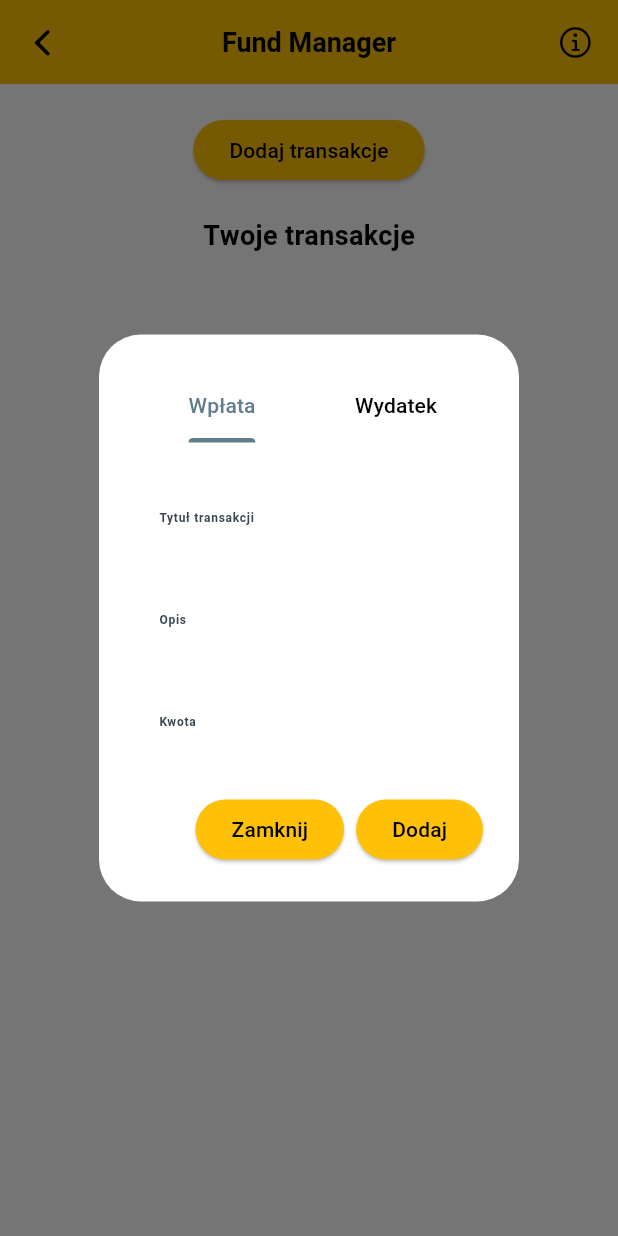
After one commit to Gugson-dev/fund_manager, a Flutter app: the Home screen opened directly, after a tap on "Historia", after a tap on "Dodaj transakcje", on a phone screen of 412 x 824 dp. The commit adds this screen. Run offline on Flutter 3.47's test engine with Material 3 defaults, Android fonts, the phone set to English and light mode, and no system bars; our stand-ins replace google_fonts, shared_preferences; accounts and stored records are empty.

Commit message:
error to solve

```diff
--- a/lib/main.dart
+++ b/lib/main.dart
@@ -1,5 +1,6 @@
 import 'package:flutter/material.dart';
 import 'package:fund_manager/pages/home.dart';
+import 'package:fund_manager/pages/transaction_history.dart';
 
 void main() {
   runApp(const FundManager());
@@ -90,7 +91,7 @@ class FundManager extends StatelessWidget {
           position: PopupMenuPosition.under
         )
       ),
-      home: const HomePage()
+      home: const History()
     );
   }
   }
--- /dev/null
+++ b/lib/one_period_input_formatter.dart
@@ -0,0 +1,19 @@
+import 'package:flutter/services.dart';
+
+class OnePeriodInputFormatter implements TextInputFormatter {
+  @override
+  TextEditingValue formatEditUpdate(
+    TextEditingValue oldValue,
+    TextEditingValue newValue,
+  ) {
+    if (newValue.text.indexOf('.') != newValue.text.lastIndexOf('.')) {
+        return oldValue;
+    }
+    if (oldValue.text.contains('.')) {
+      if (newValue.text.length > oldValue.text.lastIndexOf('.')+3) {
+        return oldValue;
+      }
+    }
+    return newValue;
+  }
+}
--- a/lib/pages/home.dart
+++ b/lib/pages/home.dart
@@ -1,31 +1,29 @@
 import 'dart:convert';
+
 import 'package:flutter/material.dart';
+import 'package:google_fonts/google_fonts.dart';
 import 'package:shared_preferences/shared_preferences.dart';
+
 import '../models/transaction_model.dart';
 import '../widgets/app_bar.dart';
-import '../widgets/transactions_history.dart';
+import 'transaction_history.dart';
 
-class HomePage extends StatefulWidget {
-  const HomePage({super.key});
+class Home extends StatefulWidget {
+  const Home({super.key});
 
   @override
-  State<HomePage> createState() => _HomePageState();
+  State<Home> createState() => _HomeState();
 }
 
-class _HomePageState extends State<HomePage>
-    with SingleTickerProviderStateMixin {
+class _HomeState extends State<Home> {
+
   List<TransactionModel> transactions = [];
-  TextEditingController titleController = TextEditingController();
-  TextEditingController descriptionController = TextEditingController();
-  TextEditingController valueController = TextEditingController();
-  late TabController _tabController;
-
+  double balance = 0;
 
   @override
   void initState(){
     super.initState();
     _getTransactions();
-    _tabController = TabController(initialIndex: 0, length: 2, vsync: this);
   }
 
   void _getTransactions() async {
@@ -42,172 +40,57 @@ class _HomePageState extends State<HomePage>
     });
   }
 
-  void _saveTransactions() async {
-    final prefs = await SharedPreferences.getInstance();
-    prefs.setString('transactions', json.encode(transactions));
+  String pokaSaldo (List<TransactionModel> transakcje){
+
+    int cale = 0;
+    int reszta = 0;
+    String saldo = '0';
+    if (transakcje.isNotEmpty) {
+      for (var i = 1; i <= transakcje.length; i++) {
+        TransactionModel index = transakcje[i];
+        if (index.isExpense) {
+          cale -= index.fullValue();
+          reszta -= index.changeValue();
+        }
+        else {
+          cale += index.fullValue();
+          reszta += index.changeValue();
+        }
+      }
+      saldo = '$cale.$reszta';
     }
 
-  void clearControllers() {
-    titleController.clear();
-    descriptionController.clear();
-    valueController.clear();
-    _tabController.index = 0;
-  }
-
-  Future<void> showAddTransactionDialog(BuildContext context) async {
-    bool isExpense = false;
-    return showDialog(
-      useSafeArea: true,
-      barrierDismissible: false,
-      context: context,
-      builder: (context) {
-        return ScaffoldMessenger(
-          child: Builder(
-            builder: (context) {
-              return Scaffold(
-                backgroundColor: Colors.transparent,
-                body: AlertDialog(
-                  title: TabBar(
-                    controller: _tabController,
-                    onTap: (value) {
-                        if (_tabController.index == 0) {
-                          isExpense = false;
-                        } else {
-                          isExpense = true;
-                        }
-                    },
-                    tabs: const [
-                      Tab(
-                        child: Text('Wpłata')
-                      ),
-                      Tab(
-                        child: Text('Wydatek'),
-                      )
-                    ],
-                  ),
-                  content: SingleChildScrollView(
-                    child: ConstrainedBox(
-                      constraints: BoxConstraints(
-                        maxWidth: MediaQuery.of(context).size.width*0.3
-                      ),
-                      child: Column(
-                        children: [
-                          const SizedBox(height: 10,),
-                          TextField(
-                            controller: titleController,
-                            decoration: const InputDecoration(
-                              labelText: 'Tytuł transakcji',
-                            ),
-                          ),
-                          const SizedBox(height: 20,),
-                          TextField(
-                            controller: descriptionController,
-                            minLines: 1,
-                            maxLines: 4,
-                            decoration: const InputDecoration(
-                              labelText: 'Opis',
-                            ),
-                          ),
-                          const SizedBox(height: 20,),
-                          TextField(
-                            controller: valueController,
-                            keyboardType: TextInputType.number,
-                            decoration: const InputDecoration(
-                              labelText: 'Kwota',
-                            ),
-                          ),
-                        ],
-                      ),
-                    ),
-                  ),
-                  actions: [
-                    ElevatedButton(
-                      onPressed: (){
-                        Navigator.pop(context);
-                      },
-                      child: const Text('Zamknij')
-                      ),
-                    ElevatedButton(
-                      onPressed: (){
-                        setState(() {
-                          double? value = double.tryParse(valueController.text);
-                          if (value != null) {
-                            if (isExpense) {
-                              value *= -1;
-                            }
-                            transactions.add(
-                              TransactionModel(
-                                title: titleController.text,
-                                description: descriptionController.text,
-                                value: value,
-                                date: DateTime.now(),
-                                isExpense: isExpense
-                              )
-                            );
-                            _saveTransactions();
-                            Navigator.pop(context);
-                          } else {
-                            const snackBar = SnackBar(
-                              content: SelectableText('Źle wypełniona kwota'),
-                            );
-                            ScaffoldMessenger.of(context).showSnackBar(snackBar);
-                          }
-                        });
-                      },
-                      child: const Text('Dodaj')
-                    )
-                  ],
-                )
-              );
-            }
-          )
-        );
-      }
-    );
+    return saldo;
   }
 
   @override
   Widget build(BuildContext context) {
     return Scaffold(
       appBar: appBar(context),
-      body:  LayoutBuilder(builder: (context, constraints) {
+      body: LayoutBuilder(builder: (context, constraints){
         return SafeArea(
-          child: ListView(
-            children: [
-              SizedBox(
-                height: constraints.maxHeight,
-                width: constraints.maxWidth,
           child: Column(
             children: [
-                    //searchField(),
-                    const SizedBox(height: 20,),
+              Text(
+                'Saldo: ${pokaSaldo(transactions)} zł',
+                style: GoogleFonts.robotoCondensed(
+                  fontSize: 30,
+                  color: Colors.black
+                ),
+              ),
               Center(
                 child: ElevatedButton(
                   onPressed: () {
-                          clearControllers();
-                          showAddTransactionDialog(context);
+                    Navigator.pushReplacement(
+                      context,
+                      MaterialPageRoute(builder: (context) => const History())
+                    );
                   },
-                        child: const Text('Dodaj transakcje')
+                  child: const Text('Historia')
                 ),
-                    ),
-                    const SizedBox(height: 20,),
-                    const Text(
-                      'Twoje transakcje',
-                      style: TextStyle(
-                        color: Colors.black,
-                        fontSize: 18,
-                        fontWeight: FontWeight.w600
-                      ),
-                    ),
-                    const SizedBox(height: 15,),
-                    Expanded(
-                      child: transactionHistory(transactions, context, () {setState(() {_saveTransactions();});}, _tabController)
               ),
             ],
           )
-              )
-            ],
-          ),
         );
       }),
     );
--- /dev/null
+++ b/lib/pages/transaction_history.dart
@@ -0,0 +1,213 @@
+import 'dart:convert';
+import 'package:flutter/material.dart';
+import 'package:flutter/services.dart';
+import 'package:shared_preferences/shared_preferences.dart';
+import '../models/transaction_model.dart';
+import '../one_period_input_formatter.dart';
+import '../widgets/app_bar.dart';
+import '../widgets/transactions_history.dart';
+
+class History extends StatefulWidget {
+  const History({super.key});
+
+  @override
+  State<History> createState() => _HistoryPageState();
+}
+
+class _HistoryPageState extends State<History>
+    with SingleTickerProviderStateMixin {
+  List<TransactionModel> transactions = [];
+  TextEditingController titleController = TextEditingController();
+  TextEditingController descriptionController = TextEditingController();
+  TextEditingController valueController = TextEditingController();
+  late TabController _tabController;
+
+
+  @override
+  void initState(){
+    super.initState();
+    _getTransactions();
+    _tabController = TabController(initialIndex: 0, length: 2, vsync: this);
+  }
+
+  void _getTransactions() async {
+    final prefs = await SharedPreferences.getInstance();
+    setState(() {
+      final transactionsData = prefs.getString('transactions');
+
+      if (transactionsData != null) {
+        final decodedData = json.decode(transactionsData) as List;
+        transactions.addAll(
+          decodedData.map((transactionMap) => TransactionModel.fromJson(transactionMap)).toList()
+        );
+      }
+    });
+  }
+
+  void _saveTransactions() async {
+    final prefs = await SharedPreferences.getInstance();
+    prefs.setString('transactions', json.encode(transactions));
+  }
+
+  void clearControllers() {
+    titleController.clear();
+    descriptionController.clear();
+    valueController.clear();
+    _tabController.index = 0;
+  }
+
+  Future<void> showAddTransactionDialog(BuildContext context) async {
+    bool isExpense = false;
+    return showDialog(
+      useSafeArea: true,
+      barrierDismissible: false,
+      context: context,
+      builder: (context) {
+        return ScaffoldMessenger(
+          child: Builder(
+            builder: (context) {
+              return Scaffold(
+                backgroundColor: Colors.transparent,
+                body: AlertDialog(
+                  title: TabBar(
+                    controller: _tabController,
+                    onTap: (value) {
+                        if (_tabController.index == 0) {
+                          isExpense = false;
+                        } else {
+                          isExpense = true;
+                        }
+                    },
+                    tabs: const [
+                      Tab(
+                        child: Text('Wpłata')
+                      ),
+                      Tab(
+                        child: Text('Wydatek'),
+                      )
+                    ],
+                  ),
+                  content: SingleChildScrollView(
+                    child: ConstrainedBox(
+                      constraints: BoxConstraints(
+                        maxWidth: MediaQuery.of(context).size.width*0.3
+                      ),
+                      child: Column(
+                        children: [
+                          const SizedBox(height: 10,),
+                          TextField(
+                            controller: titleController,
+                            decoration: const InputDecoration(
+                              labelText: 'Tytuł transakcji',
+                            ),
+                          ),
+                          const SizedBox(height: 20,),
+                          TextField(
+                            controller: descriptionController,
+                            minLines: 1,
+                            maxLines: 4,
+                            decoration: const InputDecoration(
+                              labelText: 'Opis',
+                            ),
+                          ),
+                          const SizedBox(height: 20,),
+                          TextField(
+                            controller: valueController,
+                            keyboardType: TextInputType.number,
+                            decoration: const InputDecoration(
+                              labelText: 'Kwota',
+                            ),
+                            inputFormatters: [
+                              FilteringTextInputFormatter.allow(RegExp(r'[0-9.]')), // Allow only numbers and periods
+                              OnePeriodInputFormatter(), // Custom formatter for one period
+                            ],
+                          ),
+                        ],
+                      ),
+                    ),
+                  ),
+                  actions: [
+                    ElevatedButton(
+                      onPressed: (){
+                        Navigator.pop(context);
+                      },
+                      child: const Text('Zamknij')
+                      ),
+                    ElevatedButton(
+                      onPressed: (){
+                        setState(() {
+                            if (valueController.text.length == valueController.text.indexOf('.')+2) {
+                              valueController.text += '0';
+                            }
+                            transactions.add(
+                              TransactionModel(
+                                title: titleController.text,
+                                description: descriptionController.text,
+                                value: valueController.text,
+                                date: DateTime.now(),
+                                isExpense: isExpense
+                              )
+                            );
+                            _saveTransactions();
+                            Navigator.pop(context);
+                        });
+                      },
+                      child: const Text('Dodaj')
+                    )
+                  ],
+                )
+              );
+            }
+          )
+        );
+      }
+    );
+  }
+
+  @override
+  Widget build(BuildContext context) {
+    return Scaffold(
+      appBar: appBar(context),
+      body:  LayoutBuilder(builder: (context, constraints) {
+        return SafeArea(
+          child: ListView(
+            children: [
+              SizedBox(
+                height: constraints.maxHeight,
+                width: constraints.maxWidth,
+                child: Column(
+                  children: [
+                    //searchField(),
+                    const SizedBox(height: 20,),
+                    Center(
+                      child: ElevatedButton(
+                        onPressed: () {
+                          clearControllers();
+                          showAddTransactionDialog(context);
+                        },
+                        child: const Text('Dodaj transakcje')
+                      ),
+                    ),
+                    const SizedBox(height: 20,),
+                    const Text(
+                      'Twoje transakcje',
+                      style: TextStyle(
+                        color: Colors.black,
+                        fontSize: 18,
+                        fontWeight: FontWeight.w600
+                      ),
+                    ),
+                    const SizedBox(height: 15,),
+                    Expanded(
+                      child: transactionHistory(transactions, context, () {setState(() {_saveTransactions();});}, _tabController)
+                    ),
+                  ],
+                )
+              )
+            ],
+          ),
+        );
+      }),
+    );
+  }
+}
--- a/pubspec.yaml
+++ b/pubspec.yaml
@@ -40,6 +40,7 @@ dependencies:
   provider: ^6.1.2
   flutter_svg: ^2.0.10+1
   intl: ^0.17.0
+  google_fonts: ^6.2.1
 
 dev_dependencies:
   flutter_test:
```
Also changed, not shown: lib/models/transaction_model.dart (+14 -3 lines), lib/widgets/app_bar.dart (+10 -2 lines), lib/widgets/transactions_history.dart (+23 -22 lines). Lines whose indentation alone changed are shown as unchanged.
